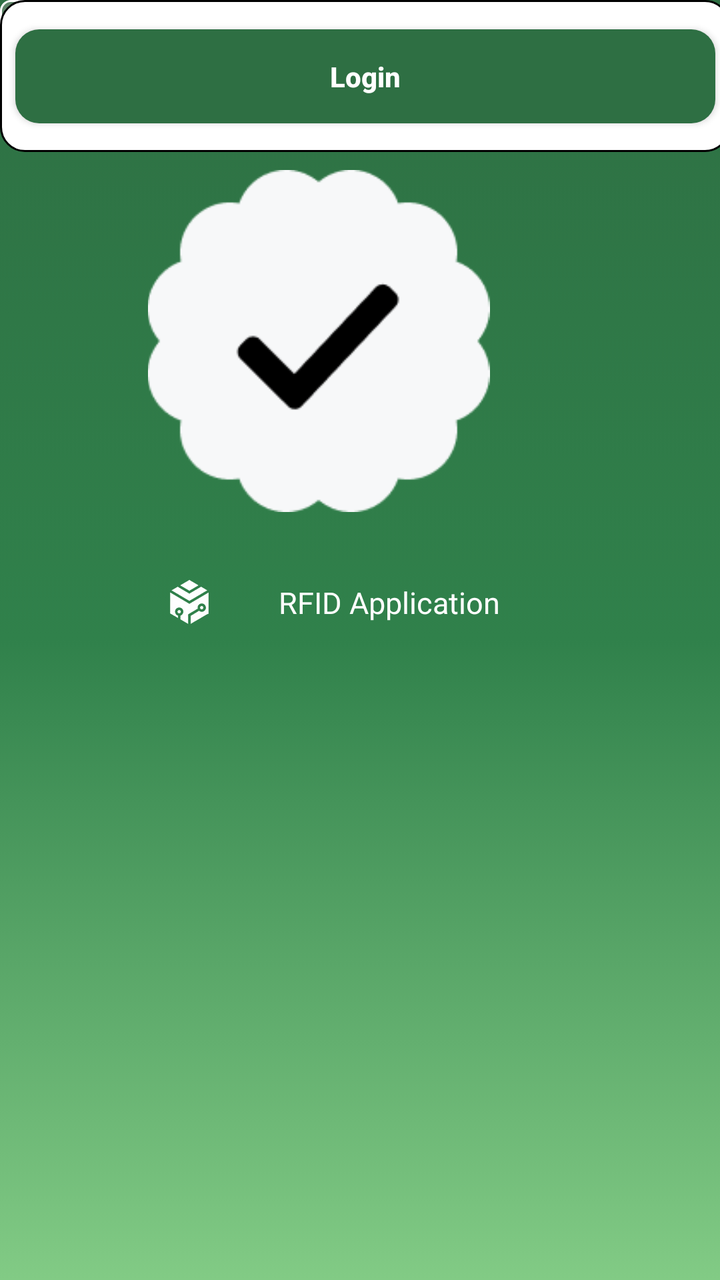
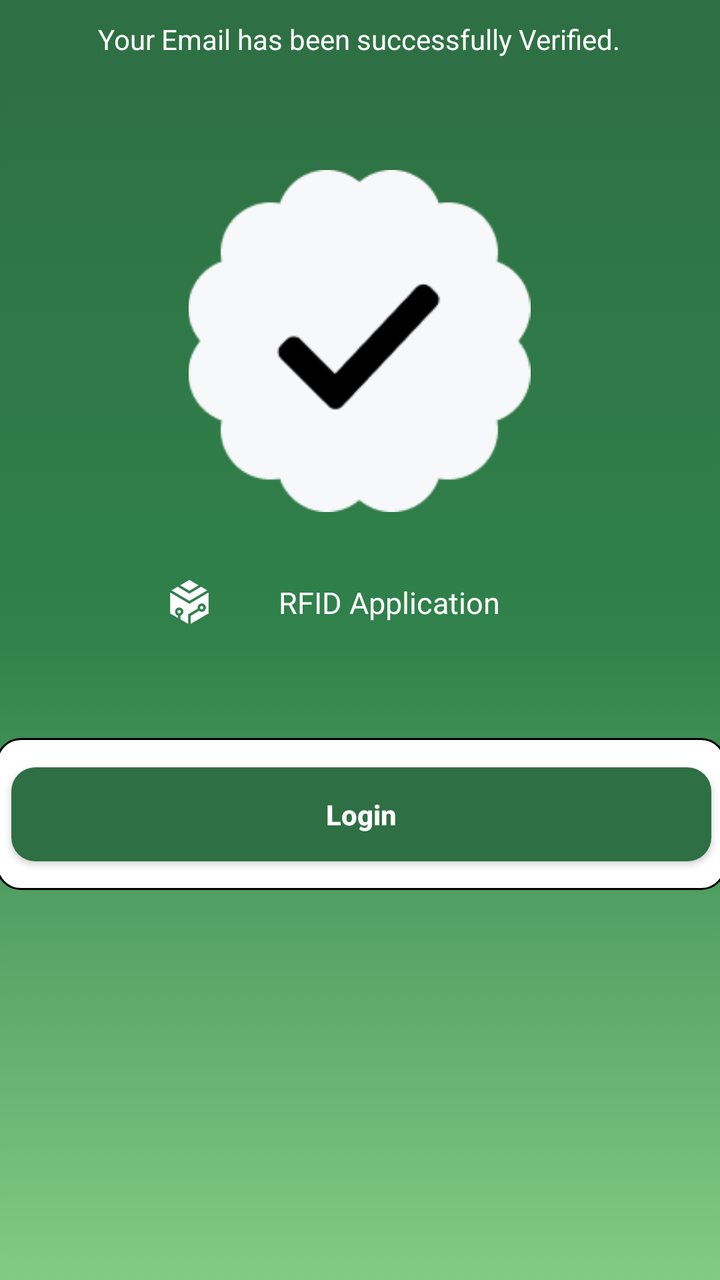

Screens rendered from an Android XML layout before and after an edit, with the pre-edit source and the edit as a unified diff.
<!-- AndroidManifest.xml: application theme Theme.RFID -->
<!-- res/layout/activity_verified_email.xml -->
<?xml version="1.0" encoding="utf-8"?>
<androidx.constraintlayout.widget.ConstraintLayout xmlns:android="http://schemas.android.com/apk/res/android"
    xmlns:app="http://schemas.android.com/apk/res-auto"
    xmlns:tools="http://schemas.android.com/tools"
    android:id="@+id/main"
    android:layout_width="match_parent"
    android:layout_height="match_parent"
    android:background="@drawable/gradient_background"
    tools:context=".Verified_email">

    <ImageButton
        android:id="@+id/imageButton"
        android:layout_width="50dp"
        android:layout_height="39dp"
        app:srcCompat="?attr/actionModeCloseDrawable"
        android:tint="@android:color/white"
        android:background="@drawable/backbtn"
        tools:layout_editor_absoluteX="35dp"
        tools:layout_editor_absoluteY="103dp"
        tools:ignore="UseAppTint" />

    <TextView
        android:id="@+id/textView11"
        android:layout_width="wrap_content"
        android:layout_height="wrap_content"
        android:layout_marginStart="148dp"
        android:layout_marginTop="188dp"
        android:layout_marginEnd="164dp"
        android:layout_marginBottom="7dp"
        android:text="Email Verified"
        android:textColor="@color/white"
        android:textSize="30sp"
        android:textStyle="bold"
        app:layout_constraintBottom_toTopOf="@+id/textView20"
        app:layout_constraintEnd_toEndOf="parent"
        app:layout_constraintStart_toStartOf="parent"
        app:layout_constraintTop_toTopOf="parent" />

    <TextView
        android:id="@+id/textView20"
        android:layout_width="wrap_content"
        android:layout_height="wrap_content"
        android:layout_marginStart="118dp"
        android:layout_marginTop="7dp"
        android:layout_marginEnd="119dp"
        android:layout_marginBottom="644dp"
        android:text="Your Email has been successfully Verified."
        android:textColor="@color/white"
        app:layout_constraintBottom_toBottomOf="parent"
        app:layout_constraintEnd_toEndOf="parent"
        app:layout_constraintStart_toStartOf="parent"
        app:layout_constraintTop_toBottomOf="@+id/textView11" />

    <ImageView
        android:id="@+id/imageView2"
        android:layout_width="200dp"
        android:layout_height="171dp"
        android:layout_marginStart="150dp"
        android:layout_marginTop="56dp"
        android:layout_marginEnd="151dp"
        android:layout_marginBottom="384dp"
        app:layout_constraintBottom_toBottomOf="parent"
        app:layout_constraintEnd_toEndOf="parent"
        app:layout_constraintHorizontal_bias="0.644"
        app:layout_constraintStart_toStartOf="parent"
        app:layout_constraintTop_toBottomOf="@+id/textView20"
        app:layout_constraintVertical_bias="0.0"
        app:srcCompat="@drawable/check" />

    <LinearLayout
        android:layout_width="300dp"
        android:layout_height="63dp"
        android:layout_marginStart="100dp"
        android:layout_marginTop="28dp"
        android:layout_marginEnd="101dp"
        android:layout_marginBottom="322dp"
        android:gravity="center"
        android:orientation="horizontal"
        android:paddingStart="20dp"
        app:layout_constraintBottom_toBottomOf="parent"
        app:layout_constraintEnd_toEndOf="parent"
        app:layout_constraintStart_toStartOf="parent"
        app:layout_constraintTop_toBottomOf="@+id/imageView2">

        <ImageView
            android:id="@+id/imageView3"
            android:layout_width="150dp"
            android:layout_height="wrap_content"
            android:layout_weight="1"
            app:srcCompat="@drawable/signin_logo" />

        <TextView
            android:id="@+id/textView16"
            android:layout_width="250dp"
            android:layout_height="wrap_content"
            android:layout_weight="1"
            android:gravity="center"
            android:paddingStart="-80dp"
            android:text="RFID Application"
            android:textColor="@color/white"
            android:textSize="15sp" />
    </LinearLayout>

    <androidx.constraintlayout.widget.ConstraintLayout
        android:layout_width="365dp"
        android:layout_height="76dp"
        android:background="@drawable/num_box_bg"

        tools:layout_editor_absoluteX="23dp"
        tools:layout_editor_absoluteY="620dp">

        <Button
            android:id="@+id/button2"
            android:layout_width="350dp"
            android:layout_height="47dp"
            android:layout_marginStart="44dp"
            android:layout_marginTop="25dp"
            android:layout_marginEnd="44dp"
            android:layout_marginBottom="25dp"
            android:background="@drawable/button_style"
            android:text="Login"
            android:textAllCaps="false"
            android:textColor="@color/white"
            android:textStyle="bold"
            app:layout_constraintBottom_toBottomOf="parent"
            app:layout_constraintEnd_toEndOf="parent"
            app:layout_constraintStart_toStartOf="parent"
            app:layout_constraintTop_toTopOf="parent" />
    </androidx.constraintlayout.widget.ConstraintLayout>


</androidx.constraintlayout.widget.ConstraintLayout>
<!-- resources referenced by this layout -->
<resources>
  <color name="white">#FFFFFFFF</color>
  <!-- drawable backbtn (drawable) -->
  <?xml version="1.0" encoding="utf-8"?>
  <selector xmlns:android="http://schemas.android.com/apk/res/android">
      <item>
          <shape>
              <solid android:color="#62AFA7A7"/>
              <stroke android:color="@color/white"
                  android:width="3px"/>
              <corners android:radius="15px"/>
          </shape>
      </item>
  </selector>
  <!-- drawable button_style (drawable) -->
  <?xml version="1.0" encoding="utf-8"?>
  <selector xmlns:android="http://schemas.android.com/apk/res/android">
      <item>
          <shape>
              <solid android:color="@color/green"/>
              <corners android:radius="12dp"/>
          </shape>
      </item>
  </selector>
  <!-- drawable check: png bitmap (drawable, 4197 bytes) -->
  <!-- drawable gradient_background (drawable) -->
  <?xml version="1.0" encoding="utf-8"?>
  <selector xmlns:android="http://schemas.android.com/apk/res/android">
      <item>
          <shape>
              <gradient
                  android:angle="15"
                  android:startColor="#2E6F43"
                  android:centerColor="#30814B"
                  android:endColor="#82CB85"
                  android:type="linear"
                  />
          </shape>
      </item>
  
  </selector>
  <!-- drawable num_box_bg (drawable) -->
  <?xml version="1.0" encoding="utf-8"?>
  <selector xmlns:android="http://schemas.android.com/apk/res/android">
      <item>
          <shape>
              <solid android:color="#FFFFFFFF" />
              <stroke
                  android:width="1dp"
                  android:color="#FF000000" />
  
              <corners android:radius="12dp" />
          </shape>
      </item>
  
  </selector>
  <!-- drawable signin_logo: png bitmap (drawable, 47190 bytes) -->
  <style name="Theme.RFID" parent="Base.Theme.RFID" />
  <color name="green">#2E6F43</color>
  <style name="Base.Theme.RFID" parent="Theme.AppCompat.Light.NoActionBar">
          
          
      </style>
</resources>

<!-- the commit's change to res/layout/activity_verified_email.xml (unified diff, before → after) -->
@@ -12,12 +12,16 @@
         android:id="@+id/imageButton"
         android:layout_width="50dp"
         android:layout_height="39dp"
+        android:layout_marginStart="35dp"
+        android:layout_marginTop="103dp"
+        android:layout_marginEnd="326dp"
+        android:background="@drawable/backbtn"
+        android:tint="@android:color/white"
+        app:layout_constraintEnd_toEndOf="parent"
+        app:layout_constraintStart_toStartOf="parent"
+        app:layout_constraintTop_toTopOf="parent"
         app:srcCompat="?attr/actionModeCloseDrawable"
-        android:tint="@android:color/white"
-        android:background="@drawable/backbtn"
-        tools:layout_editor_absoluteX="35dp"
-        tools:layout_editor_absoluteY="103dp"
-        tools:ignore="UseAppTint" />
+        tools:ignore="ContentDescription,MissingConstraints,UseAppTint,SpeakableTextPresentCheck,TouchTargetSizeCheck" />
 
     <TextView
         android:id="@+id/textView11"
@@ -34,7 +38,8 @@
         app:layout_constraintBottom_toTopOf="@+id/textView20"
         app:layout_constraintEnd_toEndOf="parent"
         app:layout_constraintStart_toStartOf="parent"
-        app:layout_constraintTop_toTopOf="parent" />
+        app:layout_constraintTop_toTopOf="parent"
+        tools:ignore="HardcodedText" />
 
     <TextView
         android:id="@+id/textView20"
@@ -49,7 +54,8 @@
         app:layout_constraintBottom_toBottomOf="parent"
         app:layout_constraintEnd_toEndOf="parent"
         app:layout_constraintStart_toStartOf="parent"
-        app:layout_constraintTop_toBottomOf="@+id/textView11" />
+        app:layout_constraintTop_toBottomOf="@+id/textView11"
+        tools:ignore="HardcodedText" />
 
     <ImageView
         android:id="@+id/imageView2"
@@ -61,11 +67,11 @@
         android:layout_marginBottom="384dp"
         app:layout_constraintBottom_toBottomOf="parent"
         app:layout_constraintEnd_toEndOf="parent"
-        app:layout_constraintHorizontal_bias="0.644"
         app:layout_constraintStart_toStartOf="parent"
         app:layout_constraintTop_toBottomOf="@+id/textView20"
         app:layout_constraintVertical_bias="0.0"
-        app:srcCompat="@drawable/check" />
+        app:srcCompat="@drawable/check"
+        tools:ignore="ContentDescription" />
 
     <LinearLayout
         android:layout_width="300dp"
@@ -80,14 +86,16 @@
         app:layout_constraintBottom_toBottomOf="parent"
         app:layout_constraintEnd_toEndOf="parent"
         app:layout_constraintStart_toStartOf="parent"
-        app:layout_constraintTop_toBottomOf="@+id/imageView2">
+        app:layout_constraintTop_toBottomOf="@+id/imageView2"
+        tools:ignore="RtlSymmetry">
 
         <ImageView
             android:id="@+id/imageView3"
             android:layout_width="150dp"
             android:layout_height="wrap_content"
             android:layout_weight="1"
-            app:srcCompat="@drawable/signin_logo" />
+            app:srcCompat="@drawable/signin_logo"
+            tools:ignore="ContentDescription" />
 
         <TextView
             android:id="@+id/textView16"
@@ -98,19 +106,25 @@
             android:paddingStart="-80dp"
             android:text="RFID Application"
             android:textColor="@color/white"
-            android:textSize="15sp" />
+            android:textSize="15sp"
+            tools:ignore="HardcodedText,TextContrastCheck" />
     </LinearLayout>
 
     <androidx.constraintlayout.widget.ConstraintLayout
         android:layout_width="365dp"
         android:layout_height="76dp"
+        android:layout_marginStart="23dp"
+
+        android:layout_marginEnd="23dp"
+        android:layout_marginBottom="195dp"
         android:background="@drawable/num_box_bg"
-
-        tools:layout_editor_absoluteX="23dp"
-        tools:layout_editor_absoluteY="620dp">
+        app:layout_constraintBottom_toBottomOf="parent"
+        app:layout_constraintEnd_toEndOf="parent"
+        app:layout_constraintStart_toStartOf="parent"
+        tools:ignore="MissingConstraints">
 
         <Button
-            android:id="@+id/button2"
+            android:id="@+id/verifying_btn"
             android:layout_width="350dp"
             android:layout_height="47dp"
             android:layout_marginStart="44dp"
@@ -118,14 +132,15 @@
             android:layout_marginEnd="44dp"
             android:layout_marginBottom="25dp"
             android:background="@drawable/button_style"
-            android:text="Login"
+            android:text="@string/Login_text"
             android:textAllCaps="false"
             android:textColor="@color/white"
             android:textStyle="bold"
             app:layout_constraintBottom_toBottomOf="parent"
             app:layout_constraintEnd_toEndOf="parent"
             app:layout_constraintStart_toStartOf="parent"
-            app:layout_constraintTop_toTopOf="parent" />
+            app:layout_constraintTop_toTopOf="parent"
+            tools:ignore="TouchTargetSizeCheck" />
     </androidx.constraintlayout.widget.ConstraintLayout>
 
 
<!-- resource entries referenced after the edit -->
@@ -56,6 +56,7 @@
   
   </selector>
   <!-- drawable signin_logo: png bitmap (drawable, 47190 bytes) -->
+  <string name="Login_text">Login</string>
   <style name="Theme.RFID" parent="Base.Theme.RFID" />
   <color name="green">#2E6F43</color>
   <style name="Base.Theme.RFID" parent="Theme.AppCompat.Light.NoActionBar">
